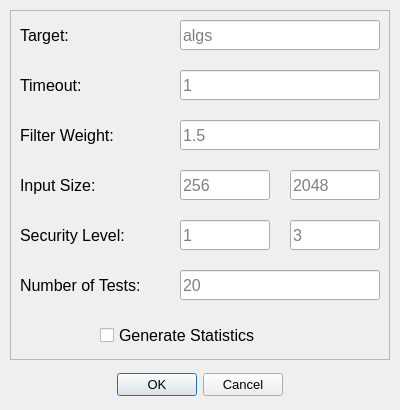
This is tools/ui/profile.ui in CarrascoII/thesis-research as Qt 5 draws it before an edit. The edited form follows.
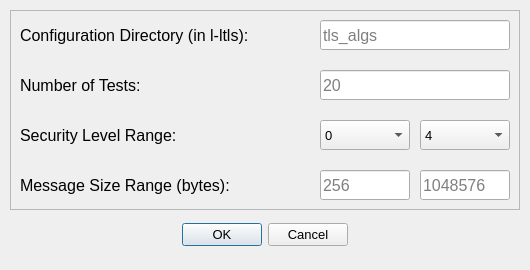
This is the edited form.

```diff
--- a/tools/ui/profile.ui
+++ b/tools/ui/profile.ui
@@ -6,8 +6,8 @@
    <rect>
     <x>0</x>
     <y>0</y>
-    <width>400</width>
-    <height>410</height>
+    <width>530</width>
+    <height>270</height>
    </rect>
   </property>
   <property name="windowTitle">
@@ -16,8 +16,8 @@
   <widget class="QDialogButtonBox" name="buttonBox">
    <property name="geometry">
     <rect>
-     <x>50</x>
-     <y>360</y>
+     <x>115</x>
+     <y>210</y>
      <width>300</width>
      <height>50</height>
     </rect>
@@ -39,8 +39,8 @@
     <rect>
      <x>10</x>
      <y>10</y>
-     <width>380</width>
-     <height>350</height>
+     <width>510</width>
+     <height>200</height>
     </rect>
    </property>
    <property name="font">
@@ -62,7 +62,7 @@
      <rect>
       <x>10</x>
       <y>10</y>
-      <width>160</width>
+      <width>300</width>
       <height>30</height>
      </rect>
     </property>
@@ -72,105 +72,31 @@
      </font>
     </property>
     <property name="text">
-     <string>Target:</string>
-    </property>
-   </widget>
-   <widget class="QLabel" name="timeout">
-    <property name="geometry">
-     <rect>
-      <x>10</x>
-      <y>60</y>
-      <width>160</width>
-      <height>30</height>
-     </rect>
-    </property>
-    <property name="font">
-     <font>
-      <pointsize>12</pointsize>
-     </font>
-    </property>
-    <property name="text">
-     <string>Timeout:</string>
+     <string>Configuration Directory (in l-ltls):</string>
     </property>
    </widget>
    <widget class="QLineEdit" name="lineTarget">
     <property name="geometry">
      <rect>
-      <x>170</x>
+      <x>310</x>
       <y>10</y>
-      <width>200</width>
+      <width>190</width>
       <height>30</height>
      </rect>
     </property>
     <property name="placeholderText">
-     <string>algs</string>
+     <string>tls_algs</string>
     </property>
     <property name="clearButtonEnabled">
      <bool>true</bool>
     </property>
    </widget>
-   <widget class="QLineEdit" name="lineTimeout">
-    <property name="geometry">
-     <rect>
-      <x>170</x>
-      <y>60</y>
-      <width>200</width>
-      <height>30</height>
-     </rect>
-    </property>
-    <property name="text">
-     <string/>
-    </property>
-    <property name="placeholderText">
-     <string>1</string>
-    </property>
-    <property name="clearButtonEnabled">
-     <bool>true</bool>
-    </property>
-   </widget>
-   <widget class="QLineEdit" name="lineFilter">
-    <property name="geometry">
-     <rect>
-      <x>170</x>
-      <y>110</y>
-      <width>200</width>
-      <height>30</height>
-     </rect>
-    </property>
-    <property name="text">
-     <string/>
-    </property>
-    <property name="placeholderText">
-     <string>1.5</string>
-    </property>
-    <property name="clearButtonEnabled">
-     <bool>true</bool>
-    </property>
-   </widget>
-   <widget class="QLabel" name="filter">
-    <property name="geometry">
-     <rect>
-      <x>10</x>
-      <y>110</y>
-      <width>160</width>
-      <height>30</height>
-     </rect>
-    </property>
-    <property name="font">
-     <font>
-      <pointsize>12</pointsize>
-     </font>
-    </property>
-    <property name="text">
-     <string>Filter Weight:</string>
-    </property>
-   </widget>
    <widget class="QLabel" name="size">
     <property name="geometry">
      <rect>
       <x>10</x>
       <y>160</y>
-      <width>160</width>
+      <width>260</width>
       <height>30</height>
      </rect>
     </property>
@@ -180,13 +106,13 @@
      </font>
     </property>
     <property name="text">
-     <string>Input Size:</string>
+     <string>Message Size Range (bytes):</string>
     </property>
    </widget>
    <widget class="QLineEdit" name="lineMinSize">
     <property name="geometry">
      <rect>
-      <x>170</x>
+      <x>310</x>
       <y>160</y>
       <width>90</width>
       <height>30</height>
@@ -205,7 +131,7 @@
    <widget class="QLineEdit" name="lineMaxSize">
     <property name="geometry">
      <rect>
-      <x>280</x>
+      <x>410</x>
       <y>160</y>
       <width>90</width>
       <height>30</height>
@@ -215,7 +141,7 @@
      <string/>
     </property>
     <property name="placeholderText">
-     <string>2048</string>
+     <string>1048576</string>
     </property>
     <property name="clearButtonEnabled">
      <bool>true</bool>
@@ -225,8 +151,8 @@
     <property name="geometry">
      <rect>
       <x>10</x>
-      <y>210</y>
-      <width>160</width>
+      <y>110</y>
+      <width>200</width>
       <height>30</height>
      </rect>
     </property>
@@ -236,53 +162,15 @@
      </font>
     </property>
     <property name="text">
-     <string>Security Level:</string>
-    </property>
-   </widget>
-   <widget class="QLineEdit" name="lineMaxLvl">
-    <property name="geometry">
-     <rect>
-      <x>280</x>
-      <y>210</y>
-      <width>90</width>
-      <height>30</height>
-     </rect>
-    </property>
-    <property name="text">
-     <string/>
-    </property>
-    <property name="placeholderText">
-     <string>3</string>
-    </property>
-    <property name="clearButtonEnabled">
-     <bool>true</bool>
-    </property>
-   </widget>
-   <widget class="QLineEdit" name="lineMinLvl">
-    <property name="geometry">
-     <rect>
-      <x>170</x>
-      <y>210</y>
-      <width>90</width>
-      <height>30</height>
-     </rect>
-    </property>
-    <property name="text">
-     <string/>
-    </property>
-    <property name="placeholderText">
-     <string>1</string>
-    </property>
-    <property name="clearButtonEnabled">
-     <bool>true</bool>
+     <string>Security Level Range:</string>
     </property>
    </widget>
    <widget class="QLineEdit" name="lineTests">
     <property name="geometry">
      <rect>
-      <x>170</x>
-      <y>260</y>
-      <width>200</width>
+      <x>310</x>
+      <y>60</y>
+      <width>190</width>
       <height>30</height>
      </rect>
     </property>
@@ -300,7 +188,7 @@
     <property name="geometry">
      <rect>
       <x>10</x>
-      <y>260</y>
+      <y>60</y>
       <width>160</width>
       <height>30</height>
      </rect>
@@ -314,18 +202,106 @@
      <string>Number of Tests:</string>
     </property>
    </widget>
-   <widget class="QCheckBox" name="checkBox">
+   <widget class="QComboBox" name="comboMinLvl">
     <property name="geometry">
      <rect>
-      <x>90</x>
-      <y>310</y>
-      <width>200</width>
+      <x>310</x>
+      <y>110</y>
+      <width>90</width>
       <height>30</height>
      </rect>
     </property>
-    <property name="text">
-     <string>Generate Statistics</string>
+    <property name="font">
+     <font>
+      <pointsize>10</pointsize>
+     </font>
     </property>
+    <property name="editable">
+     <bool>false</bool>
+    </property>
+    <property name="currentText">
+     <string>0</string>
+    </property>
+    <property name="placeholderText">
+     <string/>
+    </property>
+    <item>
+     <property name="text">
+      <string>0</string>
+     </property>
+    </item>
+    <item>
+     <property name="text">
+      <string>1</string>
+     </property>
+    </item>
+    <item>
+     <property name="text">
+      <string>2</string>
+     </property>
+    </item>
+    <item>
+     <property name="text">
+      <string>3</string>
+     </property>
+    </item>
+    <item>
+     <property name="text">
+      <string>4</string>
+     </property>
+    </item>
+   </widget>
+   <widget class="QComboBox" name="comboMaxLvl">
+    <property name="geometry">
+     <rect>
+      <x>410</x>
+      <y>110</y>
+      <width>90</width>
+      <height>30</height>
+     </rect>
+    </property>
+    <property name="font">
+     <font>
+      <pointsize>10</pointsize>
+     </font>
+    </property>
+    <property name="editable">
+     <bool>false</bool>
+    </property>
+    <property name="currentText">
+     <string>4</string>
+    </property>
+    <property name="currentIndex">
+     <number>4</number>
+    </property>
+    <property name="placeholderText">
+     <string/>
+    </property>
+    <item>
+     <property name="text">
+      <string>0</string>
+     </property>
+    </item>
+    <item>
+     <property name="text">
+      <string>1</string>
+     </property>
+    </item>
+    <item>
+     <property name="text">
+      <string>2</string>
+     </property>
+    </item>
+    <item>
+     <property name="text">
+      <string>3</string>
+     </property>
+    </item>
+    <item>
+     <property name="text">
+      <string>4</string>
+     </property>
+    </item>
    </widget>
   </widget>
  </widget>
```
Left out of the diff: 7 changed lines with no effect on the pictures.
